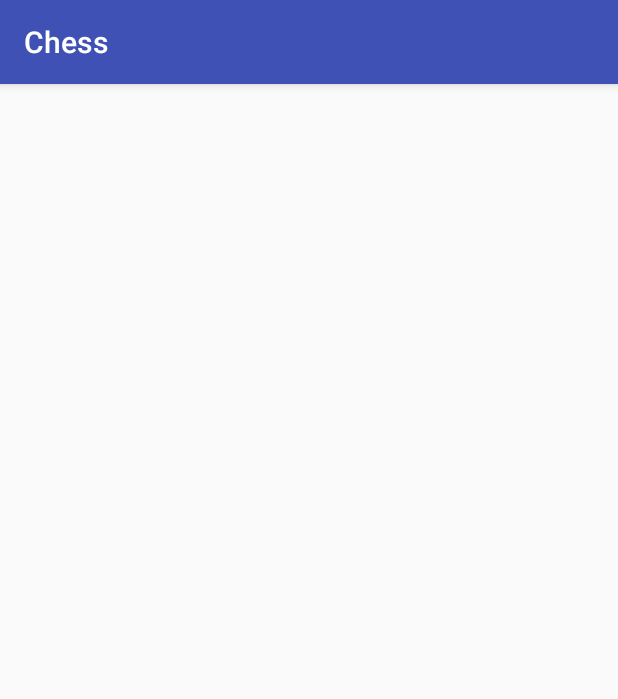
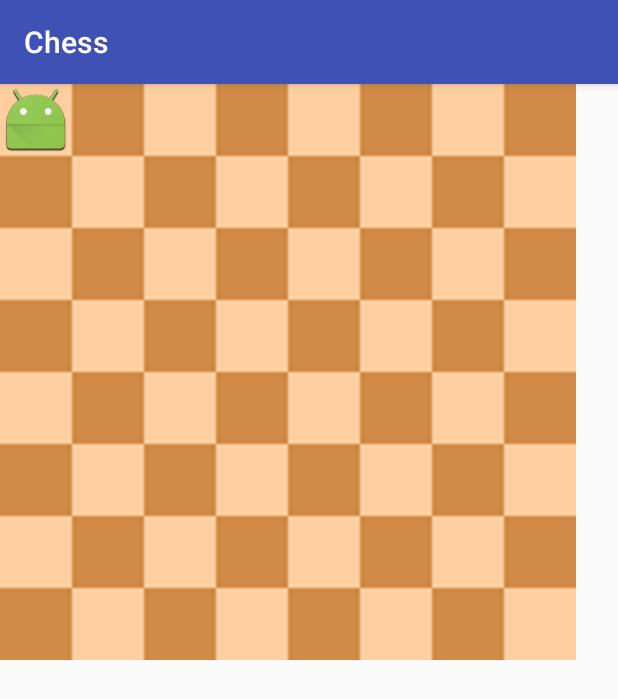
Before and after one commit to tpg45/ChessAndroid, an Android app: the screen it shows after launch (MainActivity), on a phone screen of 412 x 824 dp. Shown: the top 699 px of the screen. Run offline under Robolectric (Android 15) with nearby library versions, the phone set to English and light mode, and no system bars.

Commit message:
added the board, resized, as well as placeholders for buttons

```diff
--- a/app/src/main/res/layout/activity_main.xml
+++ b/app/src/main/res/layout/activity_main.xml
@@ -4,6 +4,63 @@
     xmlns:tools="http://schemas.android.com/tools"
     android:layout_width="match_parent"
     android:layout_height="match_parent"
-    tools:context="com.example.tim.chess.MainActivity">
+    tools:context="com.example.tim.chess.MainActivity"
+    tools:layout_editor_absoluteY="81dp"
+    tools:layout_editor_absoluteX="0dp">
 
+    <ImageView
+        android:id="@+id/imageView4"
+        android:layout_width="wrap_content"
+        android:layout_height="wrap_content"
+        app:srcCompat="@drawable/board"
+        tools:layout_editor_absoluteX="390dp"
+        tools:layout_editor_absoluteY="-30dp" />
+
+    <ImageView
+        android:id="@+id/imageView6"
+        android:layout_width="wrap_content"
+        android:layout_height="wrap_content"
+        app:srcCompat="@drawable/board"
+        tools:layout_editor_absoluteX="0dp"
+        tools:layout_editor_absoluteY="63dp" />
+
+    <ImageView
+        android:id="@+id/imageView8"
+        android:layout_width="wrap_content"
+        android:layout_height="wrap_content"
+        app:srcCompat="@mipmap/ic_launcher"
+        tools:layout_editor_absoluteY="0dp"
+        tools:layout_editor_absoluteX="16dp" />
+
+    <ImageView
+        android:id="@+id/imageView9"
+        android:layout_width="wrap_content"
+        android:layout_height="wrap_content"
+        app:srcCompat="@mipmap/ic_launcher"
+        tools:layout_editor_absoluteY="0dp"
+        tools:layout_editor_absoluteX="320dp" />
+
+    <ImageView
+        android:id="@+id/imageView10"
+        android:layout_width="wrap_content"
+        android:layout_height="wrap_content"
+        app:srcCompat="@mipmap/ic_launcher"
+        tools:layout_editor_absoluteX="168dp"
+        tools:layout_editor_absoluteY="0dp" />
+
+    <ImageView
+        android:id="@+id/imageView11"
+        android:layout_width="wrap_content"
+        android:layout_height="wrap_content"
+        app:srcCompat="@mipmap/ic_launcher"
+        tools:layout_editor_absoluteY="0dp"
+        tools:layout_editor_absoluteX="96dp" />
+
+    <ImageView
+        android:id="@+id/imageView12"
+        android:layout_width="wrap_content"
+        android:layout_height="wrap_content"
+        app:srcCompat="@mipmap/ic_launcher"
+        tools:layout_editor_absoluteY="0dp"
+        tools:layout_editor_absoluteX="249dp" />
 </android.support.constraint.ConstraintLayout>
```
Also changed, not shown: app/src/main/res/drawable/board.png.
